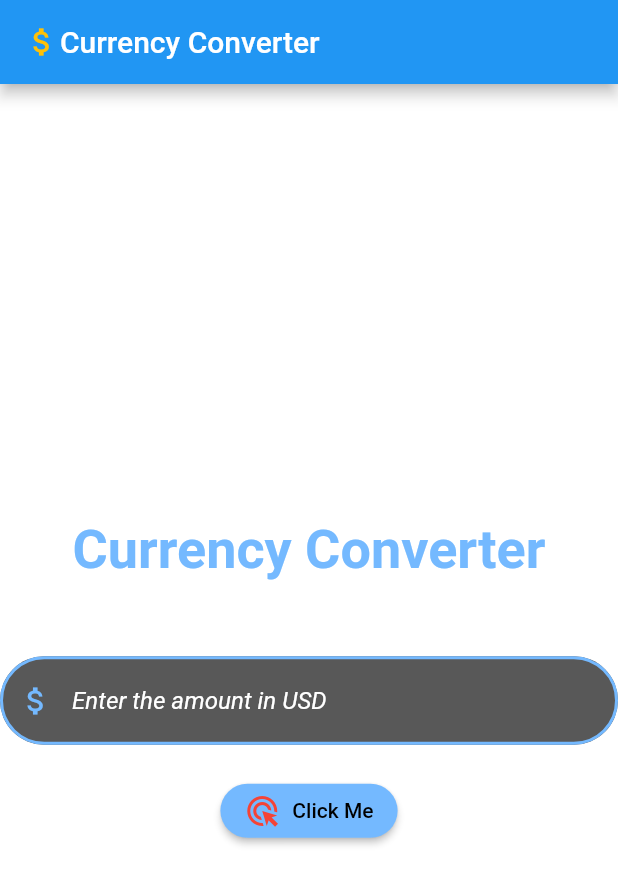
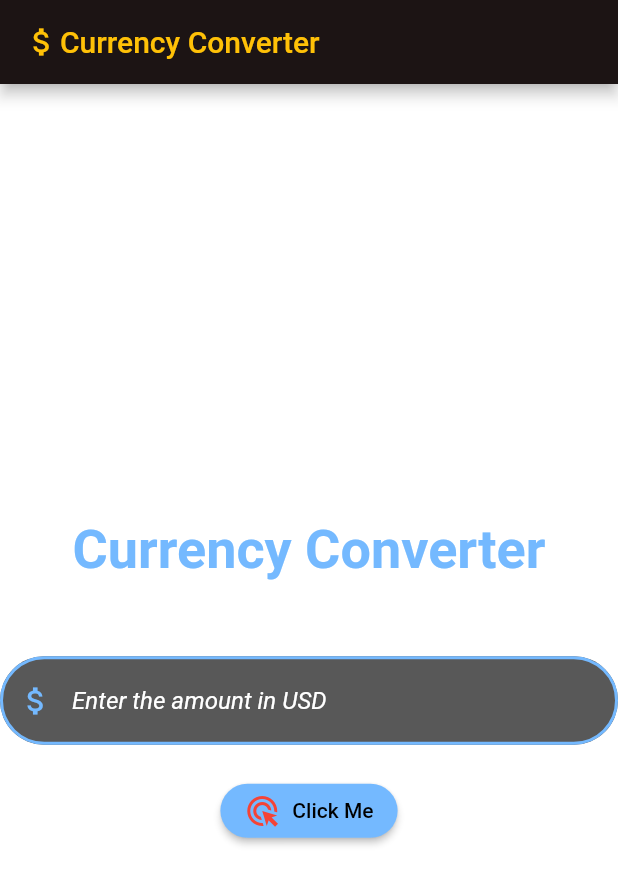
Before and after one commit to samrocks03/LearningFlutter, a Flutter app: the screen it shows after launch, on a phone screen of 412 x 824 dp. Shown: the top 885 px of the screen. Run offline on Flutter 3.47's test engine with Material 2 defaults, Android fonts, the phone set to English and light mode, and no system bars.

```diff
--- a/currency_converter/lib/currency_converter_material_page.dart
+++ b/currency_converter/lib/currency_converter_material_page.dart
@@ -25,15 +25,20 @@ class CurrencyConverterMaterialPage extends StatelessWidget {
 
     return  Scaffold(
       backgroundColor: Color.fromARGB(0, 66, 66, 171),
-      // backgroundColor: Colors.white,
       appBar : AppBar(
+        backgroundColor: Color.fromARGB(255, 28, 20, 20),
         title: Row(
+
           children: const [
             Icon(Icons.attach_money_outlined,
                   color: Colors.amber,
                 ),
-            Text("Currency Converter"),
-          ],
+            Text("Currency Converter",
+              style: TextStyle(
+                color: Colors.amber
+                ),
+              ),
+            ],
         ),
       ),
       body: Center(
```
